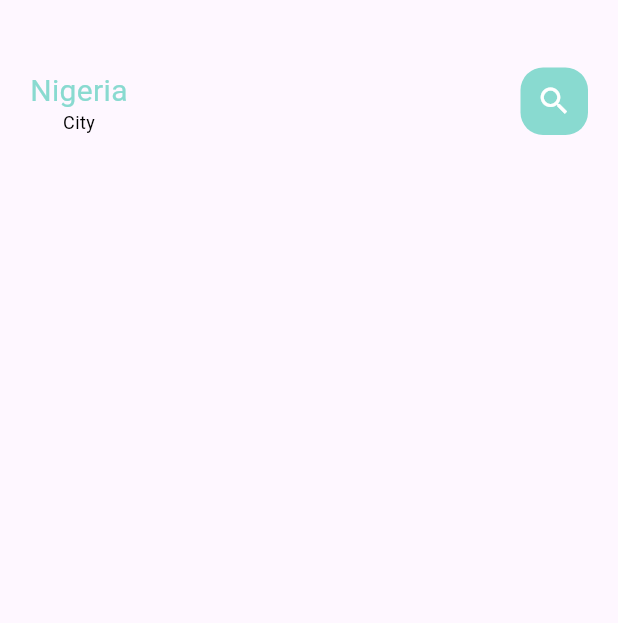
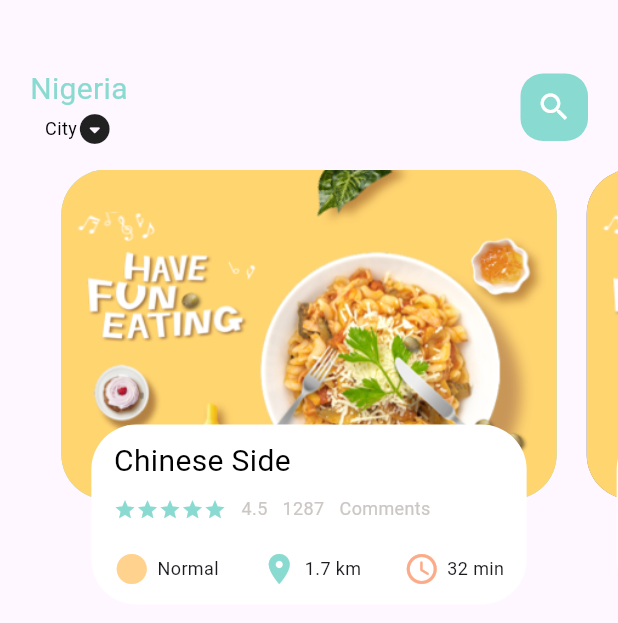
Before and after one commit to INI75/food_order_app, a Flutter app: the screen it shows after launch, on a phone screen of 412 x 824 dp. Shown: the top 623 px of the screen. Run offline on Flutter 3.47's test engine with Material 2 defaults, Android fonts, the phone set to English and light mode, and no system bars.

Commit message:
start scaling

```diff
--- /dev/null
+++ b/lib/home/food_page_body.dart
@@ -0,0 +1,143 @@
+import 'package:flutter/material.dart';
+import 'package:food_order_app/utils/colors.dart';
+import 'package:food_order_app/widgets/big_text.dart';
+import 'package:food_order_app/widgets/icon_and_text_widget.dart';
+import 'package:food_order_app/widgets/small_text.dart';
+
+class FoodPageBody extends StatefulWidget {
+  const FoodPageBody({super.key});
+
+  @override
+  State<FoodPageBody> createState() => _FoodPageBodyState();
+}
+
+class _FoodPageBodyState extends State<FoodPageBody> {
+  PageController pagecontroller = PageController(
+    viewportFraction: 0.85,
+  );
+  var _currPageValue = 0.0;
+
+  @override
+  void initState() {
+    // TODO: implement initState
+    super.initState();
+    pagecontroller.addListener(() {
+      setState(() {
+        _currPageValue = pagecontroller.page!;
+        print('object = $_currPageValue');
+      });
+    });
+  }
+
+  @override
+  void dispose() {
+    // TODO: implement dispose
+    super.dispose();
+    pagecontroller.dispose();
+  }
+
+  @override
+  Widget build(BuildContext context) {
+    return Container(
+      height: 320,
+      child: PageView.builder(
+        controller: pagecontroller,
+        itemCount: 5,
+        itemBuilder: (context, position) {
+          return _buildPageItem(position);
+        },
+      ),
+    );
+  }
+
+  Widget _buildPageItem(int index) {
+    Matrix4 matrix =   Matrix4.identity();
+
+    ///
+    return Stack(
+      children: [
+        Container(
+          height: 220,
+          margin: const EdgeInsets.symmetric(horizontal: 10),
+          decoration: BoxDecoration(
+            borderRadius: BorderRadius.circular(30),
+            color: index.isEven ? AppColors.mainColor : AppColors.paraColor,
+            image: const DecorationImage(
+                image: AssetImage('assets/image/food0.png'), fit: BoxFit.cover),
+          ),
+        ),
+        Align(
+          alignment: Alignment.bottomCenter,
+          child: Container(
+            height: 120,
+            margin: const EdgeInsets.only(
+              left: 30,
+              right: 30,
+              bottom: 30,
+            ),
+            decoration: BoxDecoration(
+              borderRadius: BorderRadius.circular(30),
+              color: Colors.white,
+            ),
+            child: Padding(
+                padding: const EdgeInsets.only(
+                  top: 10,
+                  left: 15,
+                  right: 15,
+                ),
+                child: Column(
+                  crossAxisAlignment: CrossAxisAlignment.start,
+                  children: [
+                    BigText(
+                      text: 'Chinese Side',
+                      color: Colors.black,
+                    ),
+                    const SizedBox(height: 10),
+                    Row(
+                      children: [
+                        Wrap(
+                          children: List.generate(
+                              5,
+                              (index) => Icon(
+                                    Icons.star,
+                                    color: AppColors.mainColor,
+                                    size: 15,
+                                  )),
+                        ),
+                        const SizedBox(width: 10),
+                        SmallText(text: '4.5'),
+                        const SizedBox(width: 10),
+                        SmallText(text: '1287'),
+                        const SizedBox(width: 10),
+                        SmallText(text: 'Comments'),
+                      ],
+                    ),
+                    const SizedBox(height: 20),
+                    Row(
+                      mainAxisAlignment: MainAxisAlignment.spaceBetween,
+                      children: [
+                        IconAndTextWidget(
+                          text: 'Normal',
+                          icon: Icons.circle_sharp,
+                          iconcolor: AppColors.iconColor1,
+                        ),
+                        IconAndTextWidget(
+                          text: '1.7 km',
+                          icon: Icons.location_on,
+                          iconcolor: AppColors.mainColor,
+                        ),
+                        IconAndTextWidget(
+                          text: '32 min',
+                          icon: Icons.access_time_rounded,
+                          iconcolor: AppColors.iconColor2,
+                        ),
+                      ],
+                    )
+                  ],
+                )),
+          ),
+        )
+      ],
+    );
+  }
+}
--- a/lib/home/main_food_page.dart
+++ b/lib/home/main_food_page.dart
@@ -1,4 +1,5 @@
 import 'package:flutter/material.dart';
+import 'package:food_order_app/home/food_page_body.dart';
 import 'package:food_order_app/utils/colors.dart';
 import 'package:food_order_app/widgets/big_text.dart';
 import 'package:food_order_app/widgets/small_text.dart';
@@ -29,9 +30,14 @@ class _MainFoodPageState extends State<MainFoodPage> {
                         text: 'Nigeria',
                         color: AppColors.mainColor,
                       ),
-                      SmallText(
-                        text: 'City',
-                        color: Colors.black,
+                      Row(
+                        children: [
+                          SmallText(
+                            text: 'City',
+                            color: Colors.black,
+                          ),
+                          const Icon(Icons.arrow_drop_down_circle_rounded)
+                        ],
                       )
                     ],
                   ),
@@ -39,16 +45,17 @@ class _MainFoodPageState extends State<MainFoodPage> {
                     child: Container(
                       height: 45,
                       width: 45,
-                      child: const Icon(Icons.search, color: Colors.white),
                       decoration: BoxDecoration(
                           borderRadius: BorderRadius.circular(15),
                           color: AppColors.mainColor),
+                      child: const Icon(Icons.search, color: Colors.white),
                     ),
                   ),
                 ],
               ),
             ),
           ),
+          FoodPageBody()
         ],
       ),
     );
--- /dev/null
+++ b/lib/widgets/icon_and_text_widget.dart
@@ -0,0 +1,33 @@
+import 'package:flutter/material.dart';
+import 'package:food_order_app/widgets/small_text.dart';
+
+class IconAndTextWidget extends StatelessWidget {
+  const IconAndTextWidget({
+    super.key,
+    required this.text,
+    required this.icon,
+     this.textcolor,
+    required this.iconcolor,
+  });
+
+  final String text;
+  final IconData icon;
+  final Color? textcolor;
+  final Color iconcolor;
+  @override
+  Widget build(BuildContext context) {
+    return Row(
+      children: [
+        Icon(
+          icon,
+          color: iconcolor,
+        ),
+        const SizedBox(width: 5),
+        SmallText(
+          text: text,
+          color: textcolor,
+        )
+      ],
+    );
+  }
+}
```
Also changed, not shown: pubspec.yaml (+4 -4 lines).
